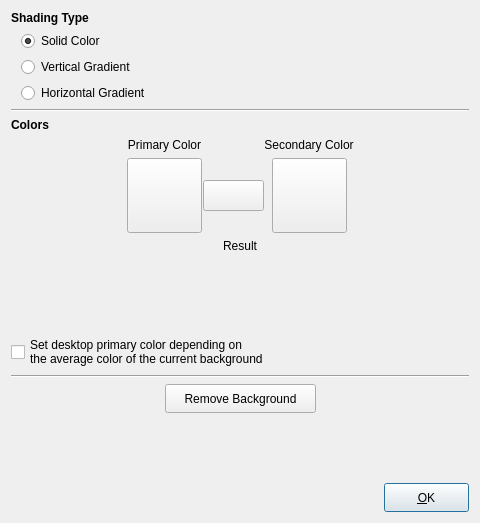
First picture: the form in 5.0/wallch_5.0-source/src/gui/colors_gradients.ui, repository LeonVitanos/Wallch, before the edit.
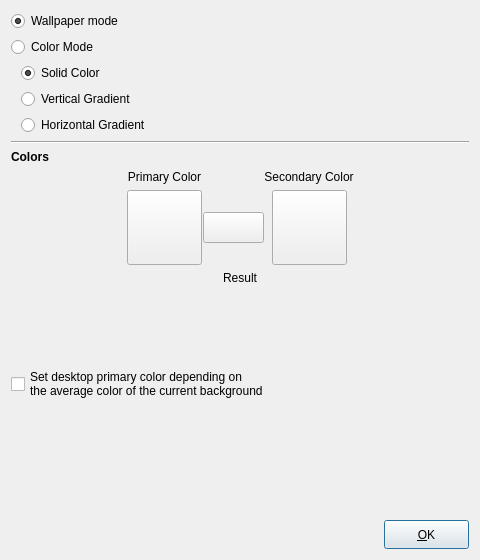
Second picture: the form after the edit. Icons and pictures are not drawn.

Commit message:
"Color" mode and Screen resolution: Major improvements and bug fixes
Color
* Color Gradients UI revamp, to distinguish between "Wallpaper" and "Color" mode
* Implement Vertical/Horizontal gradient on Windows (or any system that doesn't natively support it)
* Modularization & Refactoring

Resolution
* Display correct resolution on "What is my screen resolution?" dialog
* Monitor resolution changes

```diff
--- a/5.0/wallch_5.0-source/src/gui/colors_gradients.ui
+++ b/5.0/wallch_5.0-source/src/gui/colors_gradients.ui
@@ -7,7 +7,7 @@
     <x>0</x>
     <y>0</y>
     <width>480</width>
-    <height>523</height>
+    <height>560</height>
    </rect>
   </property>
   <property name="windowTitle">
@@ -15,16 +15,22 @@
   </property>
   <layout class="QVBoxLayout" name="verticalLayout_2">
    <item>
-    <widget class="QLabel" name="label">
-     <property name="font">
-      <font>
-       <pointsize>9</pointsize>
-       <weight>75</weight>
-       <bold>true</bold>
-      </font>
+    <widget class="QRadioButton" name="wallpaperModeButton">
+     <property name="text">
+      <string>Wallpaper mode</string>
      </property>
+     <property name="checked">
+      <bool>true</bool>
+     </property>
+     <attribute name="buttonGroup">
+      <string notr="true">buttonGroup</string>
+     </attribute>
+    </widget>
+   </item>
+   <item>
+    <widget class="QRadioButton" name="colorModeButton">
      <property name="text">
-      <string>Shading Type</string>
+      <string>Color Mode</string>
      </property>
     </widget>
    </item>
@@ -89,7 +95,6 @@
      <property name="font">
       <font>
        <pointsize>9</pointsize>
-       <weight>75</weight>
        <bold>true</bold>
       </font>
      </property>
@@ -404,59 +409,6 @@
      </property>
     </widget>
    </item>
-   <item>
-    <widget class="Line" name="line">
-     <property name="orientation">
-      <enum>Qt::Horizontal</enum>
-     </property>
-    </widget>
-   </item>
-   <item>
-    <layout class="QHBoxLayout" name="horizontalLayout_26">
-     <item>
-      <spacer name="horizontalSpacer_20">
-       <property name="orientation">
-        <enum>Qt::Horizontal</enum>
-       </property>
-       <property name="sizeHint" stdset="0">
-        <size>
-         <width>40</width>
-         <height>20</height>
-        </size>
-       </property>
-      </spacer>
-     </item>
-     <item>
-      <widget class="QPushButton" name="remove_background">
-       <property name="minimumSize">
-        <size>
-         <width>151</width>
-         <height>29</height>
-        </size>
-       </property>
-       <property name="focusPolicy">
-        <enum>Qt::NoFocus</enum>
-       </property>
-       <property name="text">
-        <string>Remove Background</string>
-       </property>
-      </widget>
-     </item>
-     <item>
-      <spacer name="horizontalSpacer_21">
-       <property name="orientation">
-        <enum>Qt::Horizontal</enum>
-       </property>
-       <property name="sizeHint" stdset="0">
-        <size>
-         <width>40</width>
-         <height>20</height>
-        </size>
-       </property>
-      </spacer>
-     </item>
-    </layout>
-   </item>
    <item>
     <spacer name="verticalSpacer">
      <property name="orientation">
```
Left out of the diff: 4 changed lines with no effect on the pictures. The commit also changes 12 other files.
